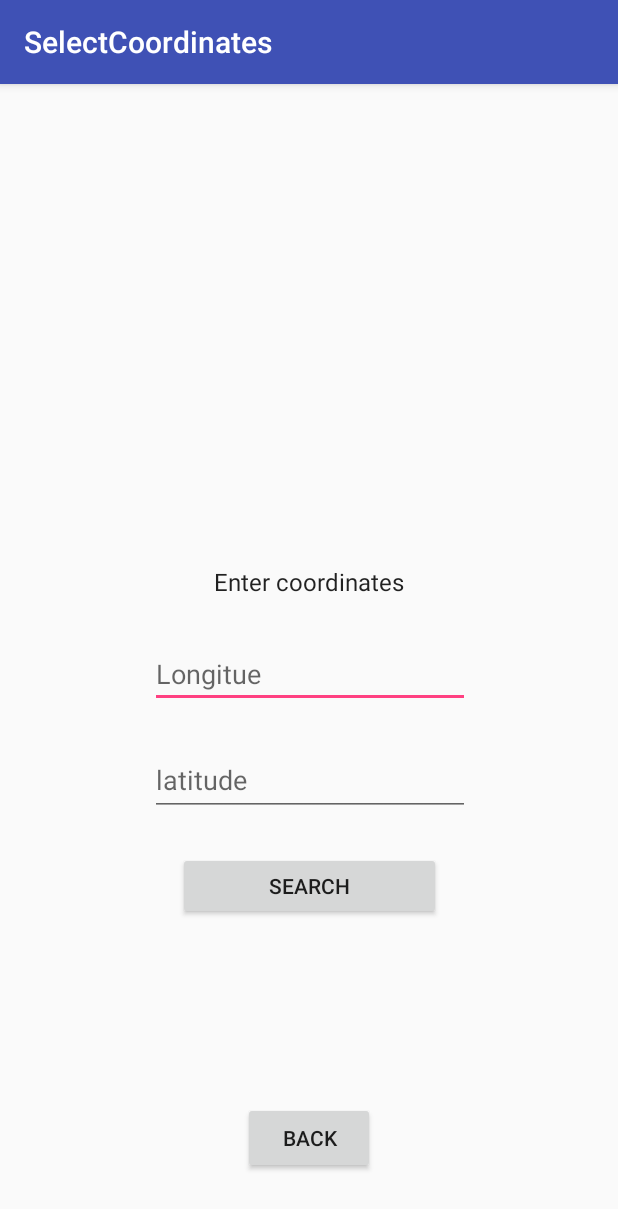
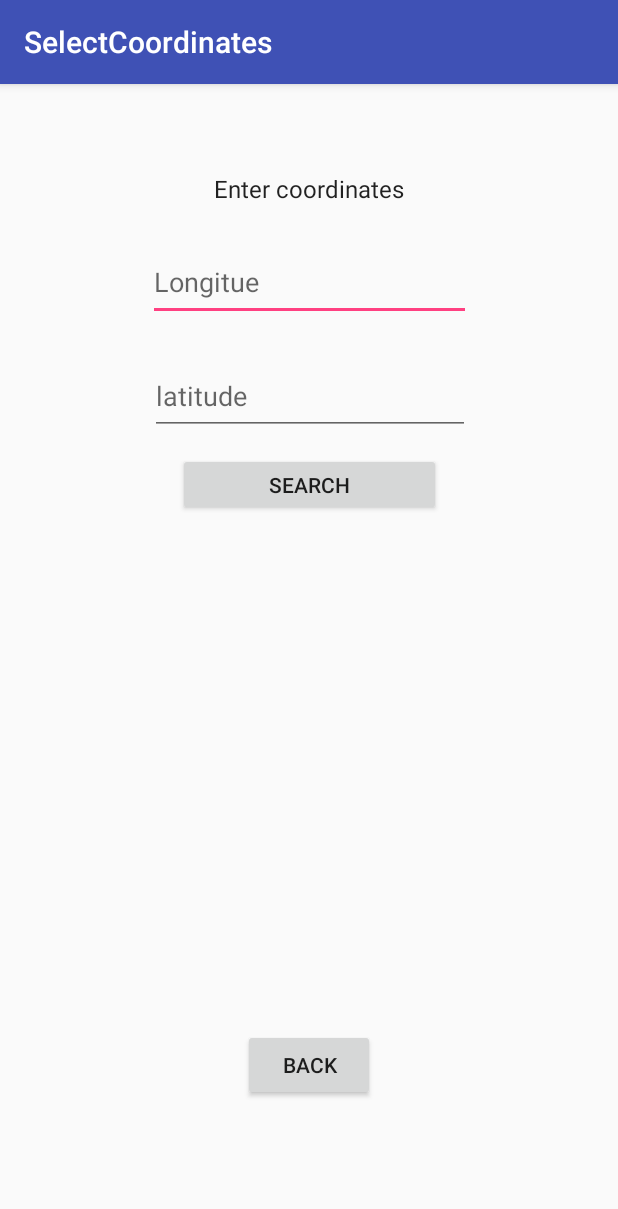
Before and after one commit to Schenng/unimaps, an Android app: the SelectCoordinatesActivity screen opened directly, with no data from a screen before it, on a phone screen of 412 x 824 dp. Shown: the top 1209 px of the screen. Run offline under Robolectric (Android 15) with nearby library versions, the phone set to English and light mode, and no system bars.

```diff
--- a/app/src/main/res/layout/content_select_coordinates.xml
+++ b/app/src/main/res/layout/content_select_coordinates.xml
@@ -6,12 +6,13 @@
     android:layout_height="match_parent"
     app:layout_behavior="@string/appbar_scrolling_view_behavior"
     tools:context=".SelectCoordinatesActivity"
+    tools:layout_editor_absoluteY="81dp"
     tools:showIn="@layout/activity_select_coordinates">
 
     <TextView
         android:id="@+id/textView3"
         android:layout_width="wrap_content"
-        android:layout_height="26dp"
+        android:layout_height="23dp"
         android:layout_marginBottom="24dp"
         android:layout_marginEnd="24dp"
         android:layout_marginLeft="24dp"
@@ -20,52 +21,53 @@
         android:layout_marginTop="24dp"
         android:text="Enter coordinates"
         android:textAppearance="@style/TextAppearance.AppCompat.Light.Widget.PopupMenu.Large"
-        app:layout_constraintBottom_toTopOf="@+id/longitude"
+        app:layout_constraintBottom_toBottomOf="parent"
         app:layout_constraintEnd_toEndOf="parent"
+        app:layout_constraintHorizontal_bias="0.5"
         app:layout_constraintStart_toStartOf="parent"
         app:layout_constraintTop_toTopOf="parent"
-        app:layout_constraintVertical_bias="1.0" />
+        app:layout_constraintVertical_bias="0.05" />
 
     <Button
         android:id="@+id/search"
         android:layout_width="175dp"
-        android:layout_height="45dp"
-        android:layout_marginBottom="8dp"
+        android:layout_height="42dp"
         android:layout_marginEnd="8dp"
         android:layout_marginLeft="8dp"
         android:layout_marginRight="8dp"
         android:layout_marginStart="8dp"
-        android:layout_marginTop="24dp"
+        android:layout_marginTop="12dp"
         android:text="Search"
-        app:layout_constraintBottom_toBottomOf="parent"
         app:layout_constraintEnd_toEndOf="parent"
         app:layout_constraintHorizontal_bias="0.502"
         app:layout_constraintStart_toStartOf="parent"
-        app:layout_constraintTop_toBottomOf="@+id/latitude"
-        app:layout_constraintVertical_bias="0.0" />
+        app:layout_constraintTop_toBottomOf="@+id/latitude" />
 
     <EditText
         android:id="@+id/longitude"
-        android:layout_width="wrap_content"
-        android:layout_height="wrap_content"
-        android:layout_marginBottom="352dp"
-        android:layout_marginEnd="8dp"
-        android:layout_marginLeft="8dp"
-        android:layout_marginRight="8dp"
-        android:layout_marginStart="8dp"
+        android:layout_width="215dp"
+        android:layout_height="52dp"
+        android:layout_marginBottom="24dp"
+        android:layout_marginEnd="24dp"
+        android:layout_marginLeft="24dp"
+        android:layout_marginRight="24dp"
+        android:layout_marginStart="24dp"
+        android:layout_marginTop="24dp"
         android:ems="10"
         android:hint="Longitue"
         android:inputType="numberDecimal"
         app:layout_constraintBottom_toBottomOf="parent"
         app:layout_constraintEnd_toEndOf="parent"
-        app:layout_constraintHorizontal_bias="0.503"
-        app:layout_constraintStart_toStartOf="parent" />
+        app:layout_constraintHorizontal_bias="0.504"
+        app:layout_constraintStart_toStartOf="parent"
+        app:layout_constraintTop_toBottomOf="@+id/textView3"
+        app:layout_constraintVertical_bias="0.0" />
 
     <EditText
         android:id="@+id/latitude"
         android:layout_width="wrap_content"
-        android:layout_height="48dp"
-        android:layout_marginBottom="8dp"
+        android:layout_height="52dp"
+        android:layout_marginBottom="24dp"
         android:layout_marginEnd="8dp"
         android:layout_marginLeft="8dp"
         android:layout_marginRight="8dp"
@@ -96,6 +98,6 @@
         app:layout_constraintEnd_toEndOf="parent"
         app:layout_constraintStart_toStartOf="parent"
         app:layout_constraintTop_toBottomOf="@+id/search"
-        app:layout_constraintVertical_bias="0.848" />
+        app:layout_constraintVertical_bias="0.828" />
 
 </android.support.constraint.ConstraintLayout>
```
Also changed, not shown: app/src/main/AndroidManifest.xml (+11 -3 lines), app/src/main/java/com/unimaps/simon/unimaps/MainActivity.java (+8 -0 lines), app/src/main/res/layout/activity_search_extended.xml (+4 -4 lines), app/src/main/res/layout/content_main.xml (+6 -13 lines), app/src/main/res/layout/content_search.xml (+12 -5 lines).
